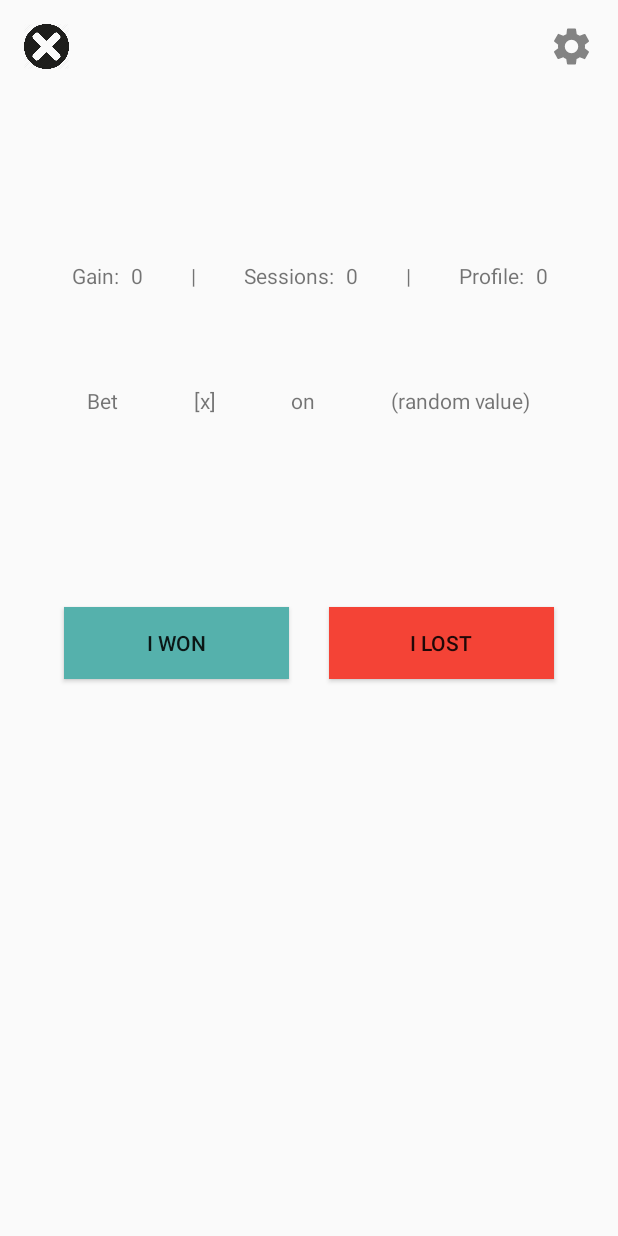
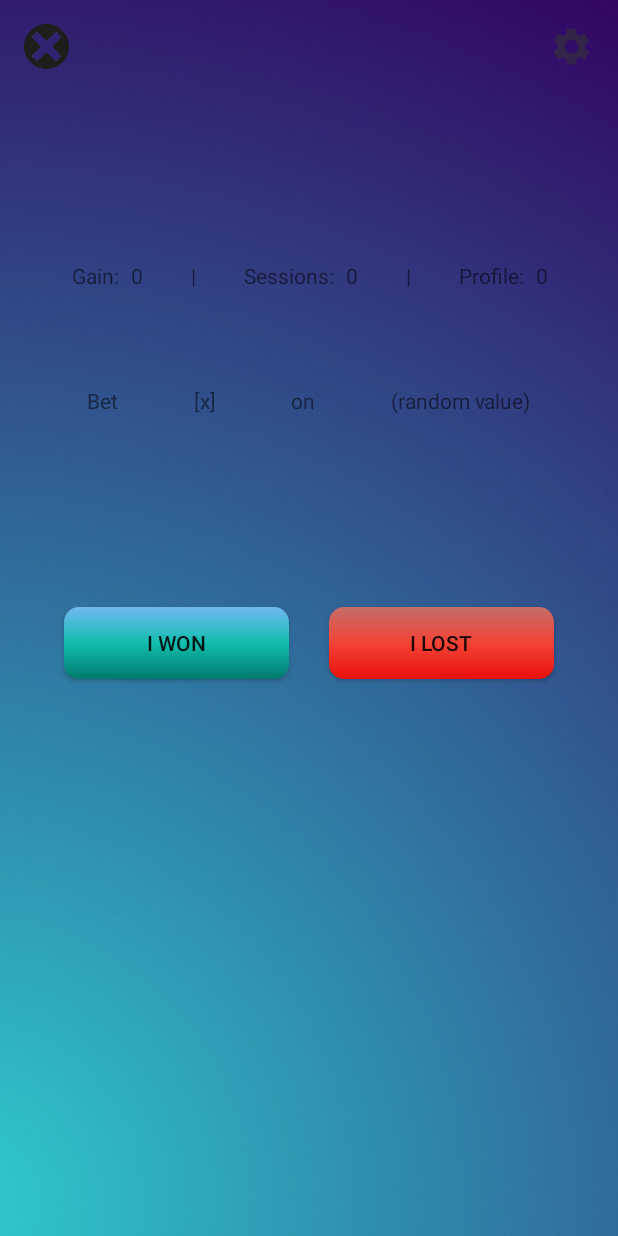
Before and after one commit to ibtisamasif/Roulette, an Android app: the layout activity_screen3.xml on its own in the app's theme, with its tools: preview values and no code run, on a phone screen of 412 x 824 dp. Run offline under Robolectric (Android 15) with nearby library versions, the light colour scheme and no system bars.

Commit message:
ui changes

```diff
--- a/app/src/main/AndroidManifest.xml
+++ b/app/src/main/AndroidManifest.xml
@@ -12,7 +12,7 @@
         android:theme="@style/AppTheme">
         <activity
             android:name=".Screen2Activity"
-            android:theme="@style/AppTheme.NoActionBar">
+            android:theme="@style/Theme.AppCompat.Dialog">
             <intent-filter>
                 <action android:name="android.intent.action.MAIN" />
 
@@ -22,7 +22,7 @@
 
         <activity
             android:name=".Screen3Activity"
-            android:theme="@style/AppTheme.NoActionBar"></activity>
+            android:theme="@style/Theme.AppCompat.Dialog"></activity>
 
         <service
             android:name=".FloatingViewService"
--- /dev/null
+++ b/app/src/main/res/drawable-nodpi/shape_rectangle_dark_green_radius_10dp.xml
@@ -0,0 +1,18 @@
+<?xml version="1.0" encoding="UTF-8"?>
+<shape xmlns:android="http://schemas.android.com/apk/res/android">
+    <gradient
+        android:startColor="#00796E"
+        android:centerColor="#11BEAE"
+        android:endColor="#71B8F1"
+        android:angle="90" />
+    <corners
+        android:bottomLeftRadius="10dp"
+        android:bottomRightRadius="10dp"
+        android:topLeftRadius="10dp"
+        android:topRightRadius="10dp" />
+    <padding
+        android:bottom="0dp"
+        android:left="0dp"
+        android:right="0dp"
+        android:top="0dp" />
+</shape>
--- /dev/null
+++ b/app/src/main/res/drawable-nodpi/shape_rectangle_red_radius_10dp.xml
@@ -0,0 +1,19 @@
+<?xml version="1.0" encoding="UTF-8"?>
+<shape xmlns:android="http://schemas.android.com/apk/res/android">
+    <solid android:color="#E53935" />
+    <gradient
+        android:startColor="#E9100B"
+        android:centerColor="#F44336"
+        android:endColor="#C46E68"
+        android:angle="90" />
+    <corners
+        android:bottomLeftRadius="10dp"
+        android:bottomRightRadius="10dp"
+        android:topLeftRadius="10dp"
+        android:topRightRadius="10dp" />
+    <padding
+        android:bottom="0dp"
+        android:left="0dp"
+        android:right="0dp"
+        android:top="0dp" />
+</shape>
--- a/app/src/main/res/layout/activity_screen3.xml
+++ b/app/src/main/res/layout/activity_screen3.xml
@@ -4,6 +4,7 @@
     xmlns:tools="http://schemas.android.com/tools"
     android:layout_width="match_parent"
     android:layout_height="match_parent"
+    android:background="@drawable/blue_background"
     android:paddingLeft="@dimen/activity_horizontal_margin"
     android:paddingTop="@dimen/activity_vertical_margin"
     android:paddingRight="@dimen/activity_horizontal_margin"
@@ -161,7 +162,7 @@
         android:layout_centerHorizontal="true"
         android:layout_centerVertical="true"
         android:layout_marginTop="128dp"
-        android:background="@color/colorGreenLight"
+        android:background="@drawable/shape_rectangle_dark_green_radius_10dp"
         android:text="I Won"
         app:layout_constraintEnd_toStartOf="@+id/button_lost"
         app:layout_constraintHorizontal_bias="0.5"
@@ -174,7 +175,7 @@
         android:layout_height="wrap_content"
         android:layout_centerInParent="true"
         android:layout_marginTop="128dp"
-        android:background="@color/colorRed"
+        android:background="@drawable/shape_rectangle_red_radius_10dp"
         android:text="I Lost"
         app:layout_constraintEnd_toEndOf="parent"
         app:layout_constraintHorizontal_bias="0.5"
--- a/app/src/main/res/values/colors.xml
+++ b/app/src/main/res/values/colors.xml
@@ -14,4 +14,6 @@
     <color name="colorGreenLight">#55B1AC</color>
     <color name="colorWhiteTransparent">#26FFFFFF</color>
     <color name="colorGrayTransparent">#ED464141</color>
+    <color name="midnightLightBlue">#1D1DDB</color>
+    <color name="midnightBlue">#673AB7</color>
 </resources>
--- a/app/src/main/res/values/styles.xml
+++ b/app/src/main/res/values/styles.xml
@@ -1,7 +1,7 @@
 <resources>
 
     <!-- Base application theme. -->
-    <style name="AppTheme" parent="Theme.AppCompat.Light.DarkActionBar">
+    <style name="AppTheme" parent="Theme.AppCompat.DayNight.DarkActionBar">
         <!-- Customize your theme here. -->
         <item name="colorPrimary">@color/colorPrimary</item>
         <item name="colorPrimaryDark">@color/colorPrimaryDark</item>
```
Also changed, not shown: app/src/main/java/com/thedesignerx/roulette/Screen2Activity.java (+9 -0 lines), app/src/main/res/layout/activity_screen2.xml (+28 -10 lines), app/src/main/res/values/arrays.xml (added, +9 -0 lines), app/src/main/res/drawable-nodpi/blue_background.jpeg (added).
